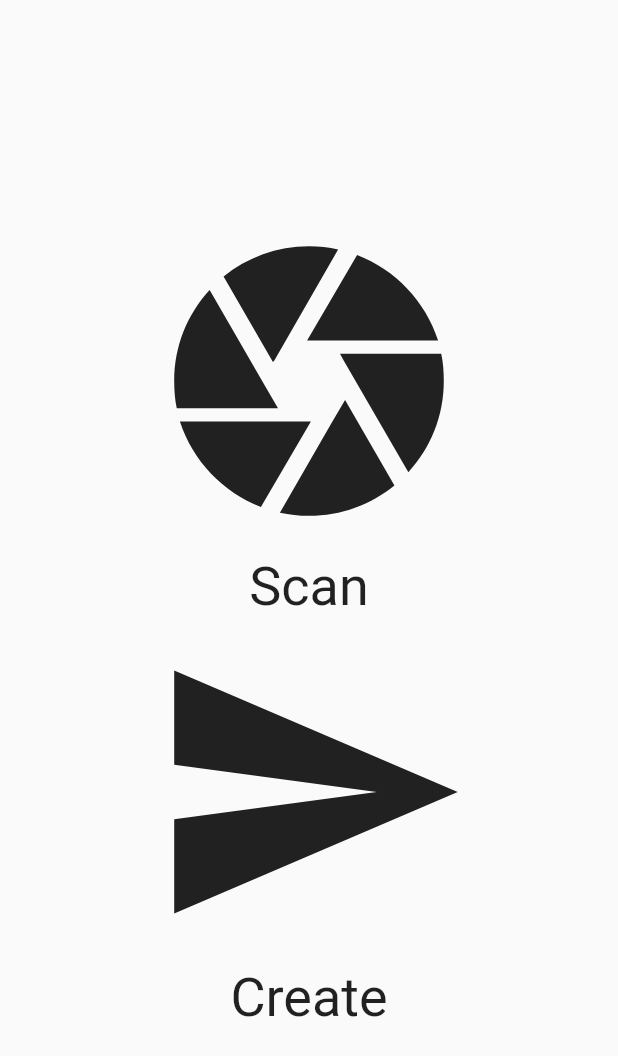
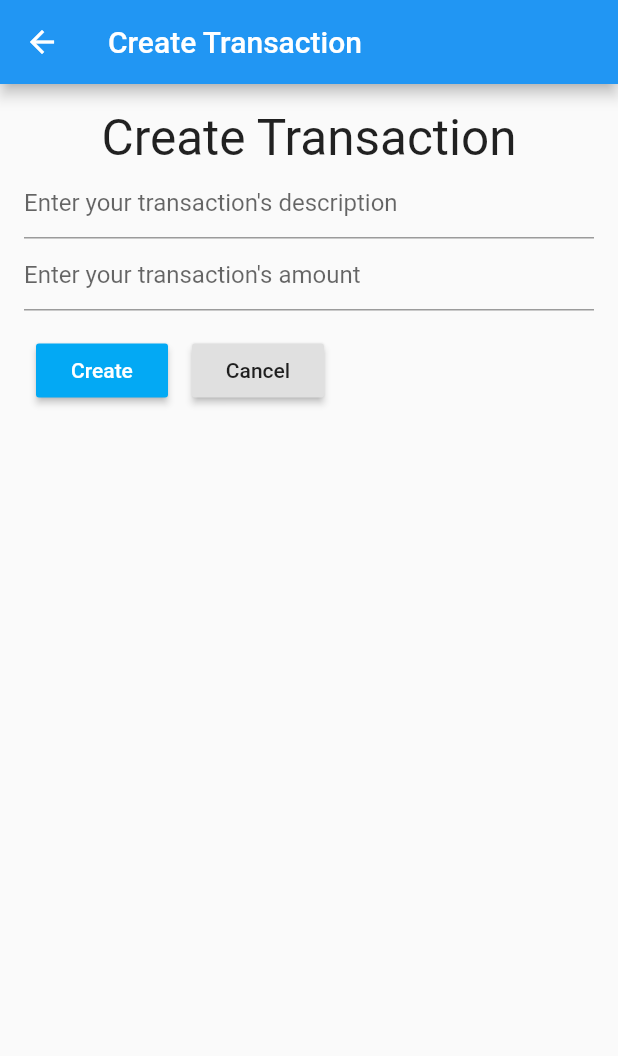
Before and after one commit to simo1209/QRpayment, a Flutter app: the SystemPage screen opened directly, after a tap on the "send" icon, on a phone screen of 412 x 824 dp. Shown: the top 1056 px of the screen. Run offline on Flutter 3.47's test engine with Material 2 defaults, Android fonts, the phone set to English and light mode, and no system bars; missing offline and left inert: qrscan; network calls fail.

Commit message:
Added QR code generation

```diff
--- /dev/null
+++ b/lib/navigations.dart
@@ -0,0 +1,25 @@
+import 'package:flutter/material.dart';
+import 'package:qr_payment/system.dart';
+import 'package:qr_payment/transactions.dart';
+
+import 'login.dart';
+
+Future navigateToTransactionsList(context) async {
+  Navigator.push(context, MaterialPageRoute(builder: (context) => Transactions()));
+}
+
+Future navigateToSystem(context) async {
+  Navigator.push(context, MaterialPageRoute(builder: (context) => System()));
+}
+
+Future navigateToRegister(context) async {
+  Navigator.push(context, MaterialPageRoute(builder: (context) => Register()));
+}
+
+Future navigateToCreateTransaction(context) async {
+  Navigator.push(context, MaterialPageRoute(builder: (context) => CreateTransaction()));
+}
+
+Future navigateToTransactionCode(context, imgUrl) async {
+  Navigator.push(context, MaterialPageRoute(builder: (context) => TransactionCode(imgUrl: imgUrl,)));
+}
--- a/lib/system.dart
+++ b/lib/system.dart
@@ -1,5 +1,6 @@
 import 'package:flutter/material.dart';
 import 'package:qr_payment/side-menu.dart';
+import 'navigations.dart';
 import 'transactions.dart';
 import 'package:qrscan/qrscan.dart' as scanner;
 
@@ -53,8 +54,10 @@ class SystemPageState extends State<SystemPage> {
                 IconButton(
                   iconSize: 216.0,
                   icon: Icon(Icons.send),
-                  tooltip: 'Scan',
-                  onPressed: () {},
+                  tooltip: 'Create',
+                  onPressed: (){
+                    navigateToCreateTransaction(context);
+                  },
                 ),
                 Text(
                   'Create',
--- a/lib/transactions.dart
+++ b/lib/transactions.dart
@@ -1,4 +1,5 @@
 import 'package:flutter/material.dart';
+import 'package:qr_payment/login.dart';
 import 'package:qr_payment/session.dart';
 import 'package:qr_payment/side-menu.dart';
 import 'dart:convert';
@@ -8,6 +9,8 @@ import 'package:http/http.dart' as http;
 import 'dart:async';
 
 import 'package:qr_payment/system.dart';
+
+import 'navigations.dart';
 
 class Transactions extends StatelessWidget {
   @override
@@ -196,8 +199,148 @@ class CheckTransaction extends StatelessWidget {
         "/transactions/accept",
         jsonEncode(<String, String>{'id': id.toString()}));
     if (response.statusCode == 201) {
-      Navigator.push(
-          context, MaterialPageRoute(builder: (context) => System()));
+      navigateToSystem(context);
     }
   }
 }
+
+class CreateTransaction extends StatelessWidget {
+  static const String _title = 'Create Transaction';
+
+  @override
+  Widget build(BuildContext context) {
+    return Scaffold(
+      appBar: AppBar(title: const Text(_title)),
+      body: CreateTransactionPage(),
+    );
+  }
+}
+
+class CreateTransactionPage extends StatefulWidget {
+  CreateTransactionPage({Key key}) : super(key: key);
+
+  @override
+  _CreateTransactionPageState createState() => _CreateTransactionPageState();
+}
+
+class _CreateTransactionPageState extends State<CreateTransactionPage> {
+  final _formKey = GlobalKey<FormState>();
+
+  final transactionDescription = TextEditingController();
+  final transactionAmount = TextEditingController();
+
+  @override
+  Widget build(BuildContext context) {
+    return Form(
+      key: _formKey,
+      child: Padding(
+        padding: const EdgeInsets.all(16.0),
+        child: SingleChildScrollView(
+          child: Column(
+            mainAxisAlignment: MainAxisAlignment.center,
+            crossAxisAlignment: CrossAxisAlignment.center,
+            children: <Widget>[
+              Text(
+                "Create Transaction",
+                style: TextStyle(fontSize: 33),
+              ),
+              TextFormField(
+                controller: transactionDescription,
+                decoration: const InputDecoration(
+                  hintText: 'Enter your transaction\'s description',
+                ),
+                validator: (value) {
+                  if (value.isEmpty) {
+                    return 'Please enter some text';
+                  }
+                  return null;
+                },
+              ),
+              TextFormField(
+                keyboardType: TextInputType.number,
+                controller: transactionAmount,
+                decoration: const InputDecoration(
+                  hintText: 'Enter your transaction\'s amount',
+                ),
+                validator: (value) {
+                  if (value.isEmpty) {
+                    return 'Please enter some text';
+                  }
+                  return null;
+                },
+              ),
+              Row(
+                children: <Widget>[
+                  Padding(
+                    padding: const EdgeInsets.symmetric(
+                        vertical: 16.0, horizontal: 8.0),
+                    child: RaisedButton(
+                      onPressed: () => _createTransaction(context),
+                      child: Text('Create'),
+                      color: Colors.lightBlue,
+                      textColor: Colors.white,
+                    ),
+                  ),
+                  Padding(
+                    padding: const EdgeInsets.symmetric(
+                        vertical: 16.0, horizontal: 8.0),
+                    child: RaisedButton(
+                      onPressed: () => navigateToSystem(context),
+                      child: Text('Cancel'),
+                    ),
+                  ),
+
+                ],
+              ),
+            ],
+          ),
+        ),
+      ),
+    );
+  }
+
+  Future _createTransaction(context) async {
+    if (_formKey.currentState.validate()) {
+
+      Session.headers ['Content-Type']='application/json; charset=UTF-8';
+      var response = await Session.post(
+        '/transactions/create',
+        jsonEncode(<String, String>{
+          'transaction_desc': transactionDescription.text,
+          'amount': transactionAmount.text,
+        }),
+      );
+      Session.headers.remove('Content-Type');
+      if (response.statusCode == 201) {
+        String imgUrl = response.body;
+        navigateToTransactionCode(context,imgUrl);
+      } else {
+        print(response.body);
+      }
+    }
+  }
+}
+
+class TransactionCode extends StatelessWidget {
+
+  final String imgUrl;
+
+  const TransactionCode({Key key, this.imgUrl}) : super(key: key);
+
+  @override
+  Widget build(BuildContext context) {
+    return MaterialApp(
+      home: Scaffold(
+        appBar: AppBar(
+          title: Text('Your QR code:'),
+        ),
+        body: Center(
+          child: Image.network(
+            '${Session.host}$imgUrl',
+            headers: Session.headers,
+          ),
+        ),
+      ),
+    );
+  }
+}
```
Also changed, not shown: lib/login.dart (+6 -10 lines), lib/session.dart (+10 -1 lines), lib/side-menu.dart (+9 -9 lines).
